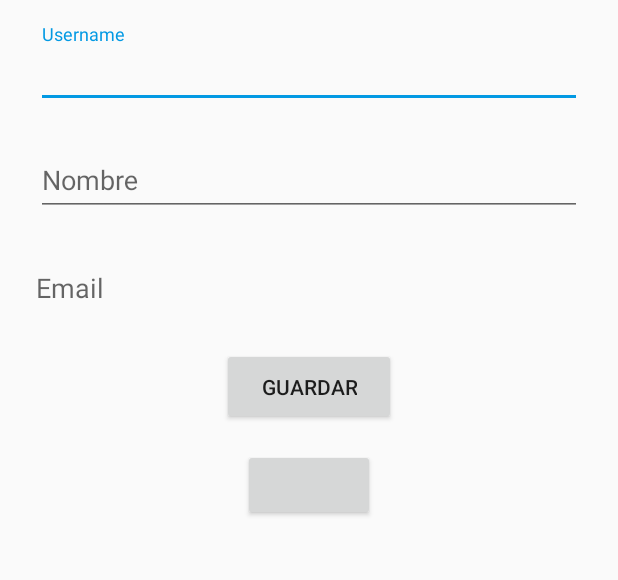
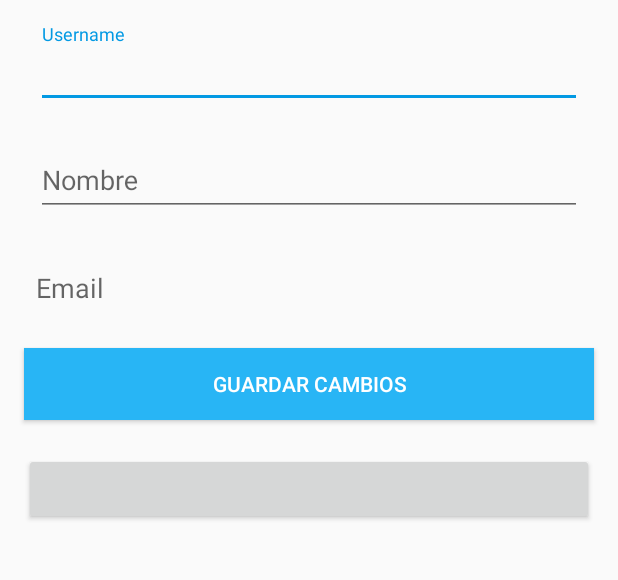
Before and after one commit to UTN-FRBA-Mobile/KeepApp, an Android app: the fragment UsuarioFragment placed in its activity, in the side drawer, after a tap on "Pantalla3", on a phone screen of 412 x 824 dp, the part 264-844 px from its top. Run offline under Robolectric (Android 15) with nearby library versions, the phone set to English and light mode, and no system bars; our stand-ins replace ButterKnife, CircleImageView, Firebase (no records; nobody signed in at launch, a user with empty details on screens opened directly), Picasso; libraries missing offline, so code that uses them is left out: com.facebook, com.facebook.login; plain views replace LoginButton; 3 statements that could not run were skipped.

Commit message:
Cambios visuales de pantalla de usuario.

```diff
--- a/app/src/main/java/com/utn/mobile/keepapp/UsuarioFragment.java
+++ b/app/src/main/java/com/utn/mobile/keepapp/UsuarioFragment.java
@@ -78,11 +78,11 @@ public class UsuarioFragment extends Fragment {
         // Required empty public constructor
     }
 
-    public void showProgressDialog() {
+    public void showProgressDialog(String message) {
         progressDialog = new ProgressDialog(getActivity(),
                 R.style.AppTheme_Dark_Dialog);
         progressDialog.setIndeterminate(true);
-        progressDialog.setMessage("Autenticando...");
+        progressDialog.setMessage(message);
         progressDialog.show();
     }
 
@@ -102,9 +102,7 @@ public class UsuarioFragment extends Fragment {
         firebaseDb = FirebaseDatabase.getInstance();
         dbUserLogged = firebaseDb.getReference("usuarios").child(FirebaseAuth.getInstance().getCurrentUser().getUid());
 
-        showProgressDialog();
         updateUserUIData();
-        hideProgressDialog();
 
         email.setFocusable(false);
         email.setEnabled(false);
@@ -141,6 +139,7 @@ public class UsuarioFragment extends Fragment {
     }
 
     private void updateUserUIData() {
+        showProgressDialog("Cargando");
         dbUserLogged
                 .addListenerForSingleValueEvent(new ValueEventListener() {
                     @Override
@@ -160,14 +159,15 @@ public class UsuarioFragment extends Fragment {
                             if(usuario.getProvider().equals("facebook")) {
                                 fbLinkButton.setClickable(false);
                                 fbLinkButton.setBackgroundColor(Color.GRAY);
-                                fbLinkButton.setText("Ya inició");
+                                //fbLinkButton.setText("Ya inició");
                             }
+                            hideProgressDialog();
                         }
                     }
 
                     @Override
                     public void onCancelled(DatabaseError databaseError) {
-
+                        hideProgressDialog();
                     }
                 });
     }
@@ -186,7 +186,7 @@ public class UsuarioFragment extends Fragment {
                 .child("fullName")
                 .setValue(fullname.getText().toString());
 
-        Snackbar.make(view, "Cambios guardados", Snackbar.LENGTH_LONG).show();
+        Snackbar.make(view, "Tus cambios han sido guardados.", Snackbar.LENGTH_LONG).show();
 
     }
 
@@ -216,7 +216,7 @@ public class UsuarioFragment extends Fragment {
     private void handleFacebookAccessToken(AccessToken token) {
         Log.d("Profile", "handleFacebookAccessToken:" + token);
 
-        showProgressDialog();
+        showProgressDialog("Autenticando...");
 
         AuthCredential credential = FacebookAuthProvider.getCredential(token.getToken());
         mAuth.getCurrentUser().linkWithCredential(credential)
--- a/app/src/main/res/layout/fragment_usuario.xml
+++ b/app/src/main/res/layout/fragment_usuario.xml
@@ -61,25 +61,29 @@
 
     <android.support.v7.widget.AppCompatButton
         android:id="@+id/profile_save_changes"
-        android:layout_width="wrap_content"
+        android:layout_width="fill_parent"
         android:layout_height="wrap_content"
         android:layout_marginTop="16dp"
-        android:paddingTop="16dp"
-        android:paddingBottom="16dp"
-        android:paddingLeft="26dp"
-        android:paddingRight="26dp"
-        android:layout_gravity="center"
-        android:text="@string/action_save_changes"/>
+        android:layout_marginBottom="6dp"
+        android:layout_marginLeft="16dp"
+        android:layout_marginRight="16dp"
+        android:padding="12dp"
+        android:text="@string/action_save_changes"
+        android:background="@color/colorPrimary"
+        android:textColor="@color/white"/>
 
     <com.facebook.login.widget.LoginButton
         android:id="@+id/fb_link_account"
         android:textColor="#fff"
-        android:layout_width="wrap_content"
+        android:layout_width="fill_parent"
         android:layout_height="wrap_content"
         android:layout_gravity="center_horizontal"
         android:layout_marginTop="16dp"
+        android:layout_marginLeft="16dp"
+        android:layout_marginRight="16dp"
+        android:paddingTop="12dp"
+        android:paddingBottom="12dp"
         android:paddingLeft="12dp"
-        android:paddingTop="12dp"
-        android:paddingBottom="12dp"/>
+        android:paddingRight="12dp"/>
 
 </LinearLayout>
--- a/app/src/main/res/values/strings.xml
+++ b/app/src/main/res/values/strings.xml
@@ -15,7 +15,7 @@
     <string name="error_field_required">El campo es obligatorio</string>
 
     <!-- Strings related to profile -->
-    <string name="action_save_changes">Guardar</string>
+    <string name="action_save_changes">Guardar cambios</string>
 
     <!-- FACEBOOK -->
     <string name="facebook_app_id">474466269585951</string>
```
